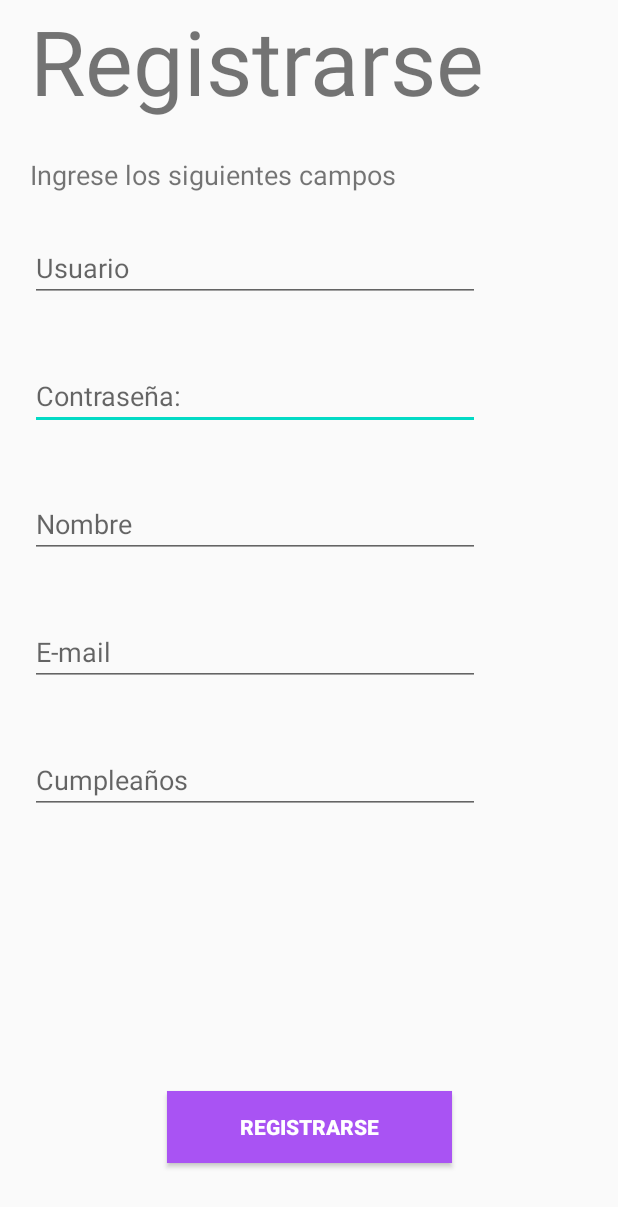
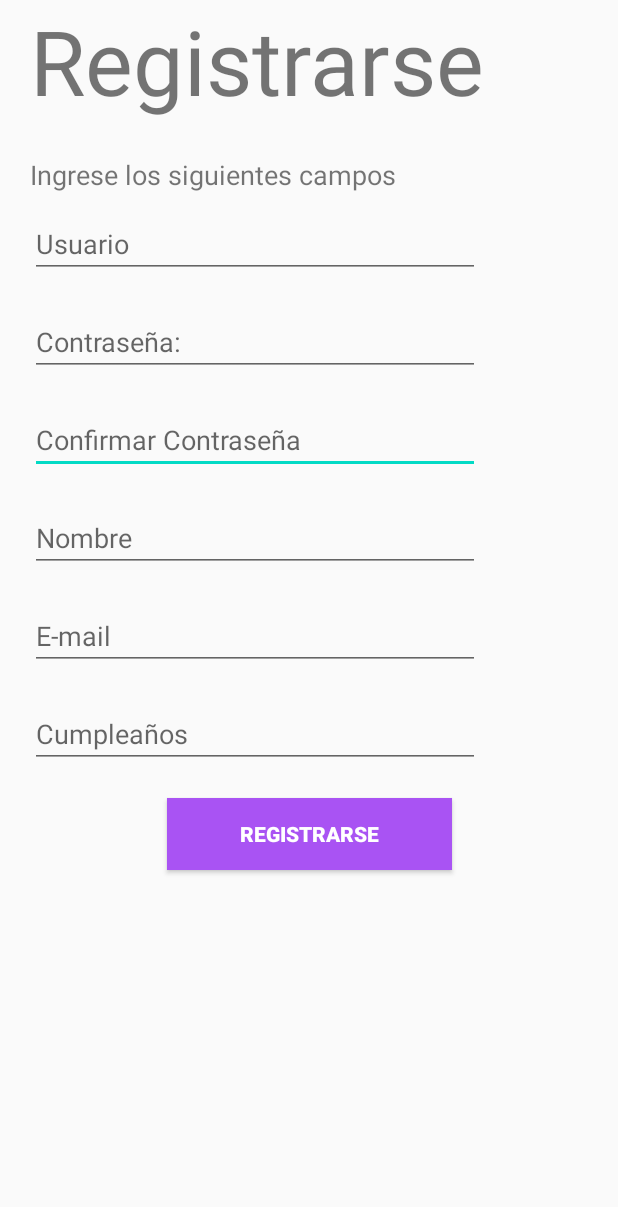
Before and after one commit to JuanGalicia20/POOProject, an Android app: the Registrarse screen opened directly, with no data from a screen before it, on a phone screen of 412 x 824 dp. Shown: the top 1207 px of the screen. Run offline under Robolectric (Android 15) with nearby library versions, the phone set to English and light mode, and no system bars; our stand-ins replace Firebase (no records; nobody signed in at launch, a user with empty details on screens opened directly); Roboto replaces fonts that are not available here.

Commit message:
Cambios pequeños
Se le añadio confirmar contraseña a registro

```diff
--- a/AplicacionMovil/app/src/main/res/layout/registrarse_layout.xml
+++ b/AplicacionMovil/app/src/main/res/layout/registrarse_layout.xml
@@ -11,17 +11,14 @@
         android:id="@+id/finRegistrarse"
         android:layout_width="190dp"
         android:layout_height="wrap_content"
-        android:layout_marginTop="8dp"
-        android:layout_marginBottom="40dp"
+        android:layout_marginTop="20dp"
         android:background="#A953F3"
         android:text="@string/registrarse"
         android:textColor="#FFFFFF"
         android:textStyle="bold"
-        app:layout_constraintBottom_toBottomOf="parent"
         app:layout_constraintEnd_toEndOf="parent"
         app:layout_constraintStart_toStartOf="parent"
-        app:layout_constraintTop_toBottomOf="@+id/txtBoxCumple"
-        app:layout_constraintVertical_bias="0.954" />
+        app:layout_constraintTop_toBottomOf="@+id/txtBoxCumple" />
 
     <TextView
         android:id="@+id/Registrarse"
@@ -39,7 +36,20 @@
         android:layout_width="300dp"
         android:layout_height="wrap_content"
         android:layout_marginStart="20dp"
-        android:layout_marginTop="40dp"
+        android:layout_marginTop="20dp"
+        android:autofillHints=""
+        android:ems="10"
+        android:hint="Confirmar Contraseña"
+        android:inputType="textPassword"
+        app:layout_constraintStart_toStartOf="parent"
+        app:layout_constraintTop_toBottomOf="@+id/txtBoxConfirm" />
+
+    <EditText
+        android:id="@+id/txtBoxConfirm"
+        android:layout_width="300dp"
+        android:layout_height="wrap_content"
+        android:layout_marginStart="20dp"
+        android:layout_marginTop="20dp"
         android:autofillHints=""
         android:ems="10"
         android:hint="@string/contrasena"
@@ -64,7 +74,7 @@
         android:layout_width="300dp"
         android:layout_height="wrap_content"
         android:layout_marginStart="20dp"
-        android:layout_marginTop="156dp"
+        android:layout_marginTop="140dp"
         android:autofillHints=""
         android:ems="10"
         android:hint="@string/usuario2"
@@ -77,7 +87,7 @@
         android:layout_width="300dp"
         android:layout_height="wrap_content"
         android:layout_marginStart="20dp"
-        android:layout_marginTop="40dp"
+        android:layout_marginTop="20dp"
         android:autofillHints=""
         android:ems="10"
         android:hint="@string/nombre2"
@@ -90,7 +100,7 @@
         android:layout_width="300dp"
         android:layout_height="wrap_content"
         android:layout_marginStart="20dp"
-        android:layout_marginTop="40dp"
+        android:layout_marginTop="20dp"
         android:autofillHints=""
         android:ems="10"
         android:hint="@string/email"
@@ -103,7 +113,7 @@
         android:layout_width="300dp"
         android:layout_height="wrap_content"
         android:layout_marginStart="20dp"
-        android:layout_marginTop="40dp"
+        android:layout_marginTop="20dp"
         android:autofillHints=""
         android:ems="10"
         android:hint="@string/cumplea_os"
```
Also changed, not shown: AplicacionMovil/app/src/main/res/drawable-v24/catconsejo3.png (added), AplicacionMovil/app/src/main/res/drawable-v24/catconsejo4.png (added), AplicacionMovil/app/src/main/res/drawable-v24/catconsejo5.png (added), AplicacionMovil/app/src/main/res/drawable-v24/catconsejo6.png (added), AplicacionMovil/app/src/main/res/drawable-v24/catconsejos1.png (added), AplicacionMovil/app/src/main/res/drawable-v24/catconsejos2.png (added), 8 other files.
